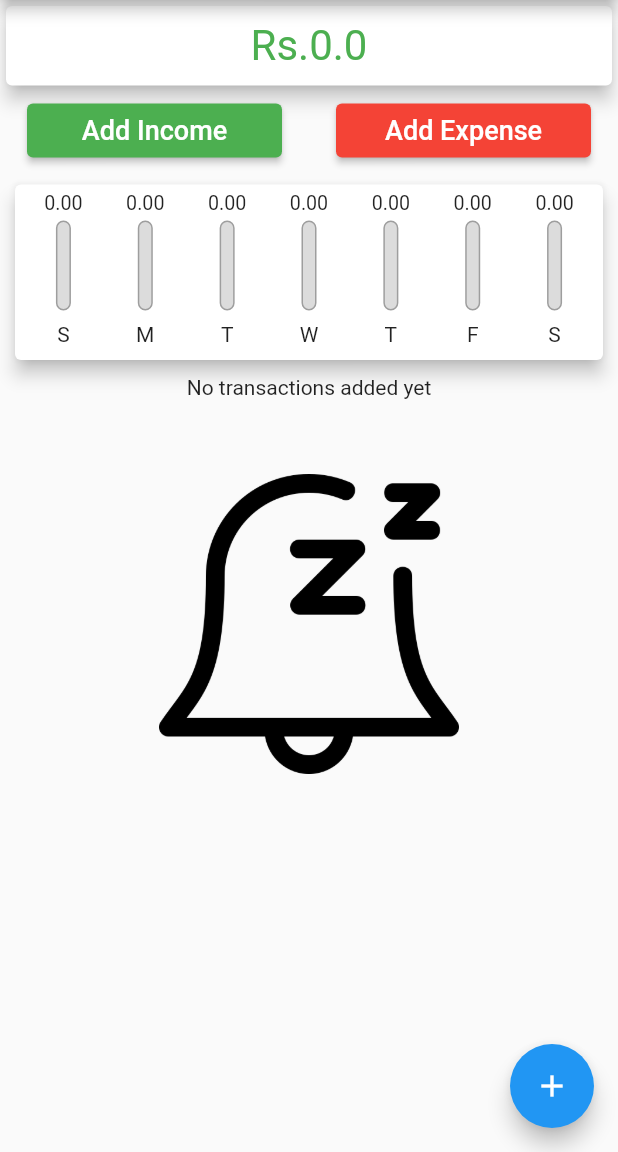
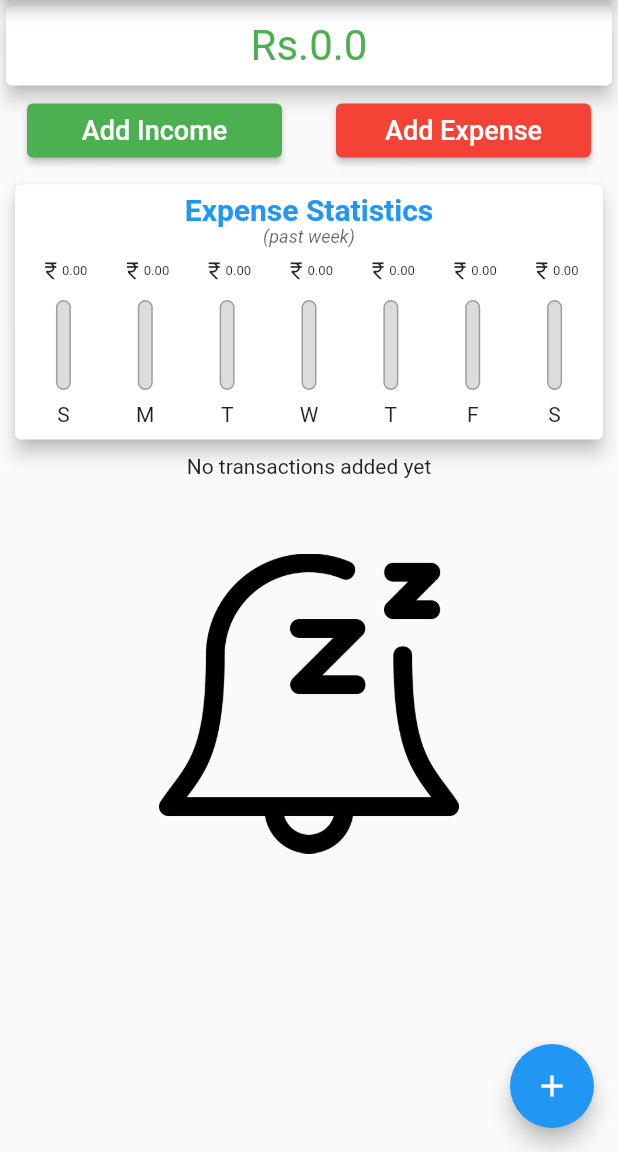
Before and after one commit to KevinBK1998/WalletTrack, a Flutter app: the screen it shows after launch, on a phone screen of 412 x 824 dp, the part 84-1236 px from its top. Run offline on Flutter 3.47's test engine with Material 2 defaults, Android fonts, the phone set to English and light mode, and no system bars.

```diff
--- a/lib/main.dart
+++ b/lib/main.dart
@@ -15,7 +15,7 @@ class MainScreenApp extends StatelessWidget {
       title: 'WalletTrack',
       theme: ThemeData(
         primarySwatch: Colors.blue,
-        textTheme: TextTheme(
+        textTheme: ThemeData.light().textTheme.copyWith(
               headline6: TextStyle(
                 color: Theme.of(context).primaryColor,
                 fontWeight: FontWeight.bold,
@@ -56,14 +56,14 @@ class _MyHomeScreenPageState extends State<MyHomeScreenPage> {
         .toList();
   }
 
-  void _startAddTransaction(BuildContext ctx, Function fn) {
+  void _startAddTransaction(BuildContext ctx, bool isExpense) {
     showModalBottomSheet(
         context: ctx,
         builder: (_) {
           return GestureDetector(
               onTap: () {},
               behavior: HitTestBehavior.opaque,
-              child: NewTransaction(fn));
+              child: NewTransaction(_addTransaction, isExpense));
         });
   }
 
@@ -79,7 +79,7 @@ class _MyHomeScreenPageState extends State<MyHomeScreenPage> {
     });
   }
 
-  void _addIncomingTransaction(String title, String category, double amount) {
+  void _addTransaction(String title, String category, double amount) {
     var newTx = Transaction(
         id: DateTime.now().toString(),
         amount: amount,
@@ -96,12 +96,7 @@ class _MyHomeScreenPageState extends State<MyHomeScreenPage> {
     return Scaffold(
       appBar: AppBar(
         title: const Text('WalletTrack Home Page'),
-        actions: [
-          IconButton(
-              onPressed: () =>
-                  _startAddTransaction(context, _addIncomingTransaction),
-              icon: Icon(Icons.add))
-        ],
+        actions: [IconButton(onPressed: () => {}, icon: Icon(Icons.add))],
       ),
       body: SingleChildScrollView(
         child: Column(
@@ -111,10 +106,10 @@ class _MyHomeScreenPageState extends State<MyHomeScreenPage> {
             Row(
               mainAxisAlignment: MainAxisAlignment.spaceAround,
               children: [
-                TransactionButton(_startAddTransaction, _addIncomingTransaction,
-                    'Add Income', Colors.green),
-                TransactionButton(_startAddTransaction, _addOutgoingTransaction,
-                    'Add Expense', Colors.red),
+                TransactionButton(
+                    _startAddTransaction, false, 'Add Income', Colors.green),
+                TransactionButton(
+                    _startAddTransaction, true, 'Add Expense', Colors.red),
               ],
             ),
             Chart(_recentTransactions),
@@ -124,7 +119,7 @@ class _MyHomeScreenPageState extends State<MyHomeScreenPage> {
       ),
       floatingActionButtonLocation: FloatingActionButtonLocation.endFloat,
       floatingActionButton: FloatingActionButton(
-        onPressed: () => _startAddTransaction(context, _addIncomingTransaction),
+        onPressed: () => {},
         child: Icon(Icons.add),
       ),
     );
--- a/lib/widgets/chart.dart
+++ b/lib/widgets/chart.dart
@@ -40,7 +40,17 @@ class Chart extends StatelessWidget {
       margin: EdgeInsets.all(10),
       child: Padding(
         padding: EdgeInsets.all(5),
-        child: Row(
+        child: Column(
+          children: [
+            Text(
+              'Expense Statistics',
+              style: Theme.of(context).textTheme.headline6,
+            ),
+            Text(
+              '(past week)',
+              style: Theme.of(context).textTheme.headline5,
+            ),
+            Row(
               mainAxisAlignment: MainAxisAlignment.spaceEvenly,
               children: groupedTransactionValues.map((day) {
                 return Flexible(
@@ -48,9 +58,13 @@ class Chart extends StatelessWidget {
                   child: ChartBar(
                       day['day'] as String,
                       day['amount'] as double,
-                  totalSumForWeek==0?0:(day['amount'] as double) / totalSumForWeek),
+                      totalSumForWeek == 0
+                          ? 0
+                          : (day['amount'] as double) / totalSumForWeek),
                 );
               }).toList(),
+            ),
+          ],
         ),
       ),
     );
--- a/lib/widgets/chart_bar.dart
+++ b/lib/widgets/chart_bar.dart
@@ -12,10 +12,18 @@ class ChartBar extends StatelessWidget {
     return Container(
       child: Column(
         children: [
-          Container(
-            height: 15,
-            child: FittedBox(
-            child: Text('${spendingAmount.toStringAsFixed(2)}')),
+          Padding(
+            padding: const EdgeInsets.all(8),
+            child: SizedBox(
+              height: 15,
+              child: FittedBox(
+              child: Row(
+                children: [
+                  Icon(Icons.currency_rupee),
+                  Text('${spendingAmount.toStringAsFixed(2)}'),
+                ],
+              )),
+            ),
           ),
           SizedBox(
             height: 2,
--- a/lib/widgets/new_transaction.dart
+++ b/lib/widgets/new_transaction.dart
@@ -2,8 +2,9 @@ import 'package:flutter/material.dart';
 
 class NewTransaction extends StatefulWidget {
   final Function addTx;
+  final bool isExpense;
 
-  NewTransaction(this.addTx);
+  NewTransaction(this.addTx, this.isExpense);
 
   @override
   State<NewTransaction> createState() => _NewTransactionState();
@@ -69,6 +70,9 @@ class _NewTransactionState extends State<NewTransaction> {
     if (enteredTitle.isEmpty || enteredCategory.isEmpty || enteredAmount <= 0) {
       return;
     }
+    if (widget.isExpense) {
+      enteredAmount = -enteredAmount;
+    }
     widget.addTx(enteredTitle, enteredCategory, enteredAmount);
     Navigator.of(context).pop();
   }
--- a/lib/widgets/transaction_button.dart
+++ b/lib/widgets/transaction_button.dart
@@ -2,11 +2,11 @@ import 'package:flutter/material.dart';
 
 class TransactionButton extends StatelessWidget {
   final Function pressHandler;
-  final Function transactionHandler;
+  final bool isExpense;
   final String textContent;
   final Color buttonColor;
 
-  TransactionButton(this.pressHandler, this.transactionHandler,
+  TransactionButton(this.pressHandler, this.isExpense,
       this.textContent, this.buttonColor);
 
   @override
@@ -15,7 +15,7 @@ class TransactionButton extends StatelessWidget {
       margin: EdgeInsets.all(2),
       width: 170,
       child: ElevatedButton(
-          onPressed: () => pressHandler(context, transactionHandler),
+          onPressed: () => pressHandler(context, isExpense),
           style: ButtonStyle(
               backgroundColor: MaterialStateProperty.all(buttonColor)),
           child: Text(textContent,
```
Lines whose indentation alone changed are shown as unchanged.
